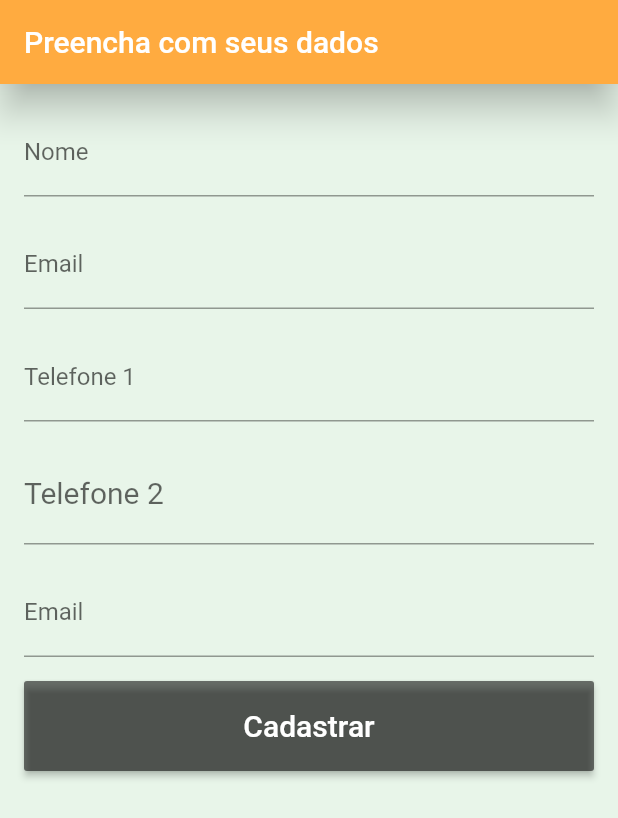
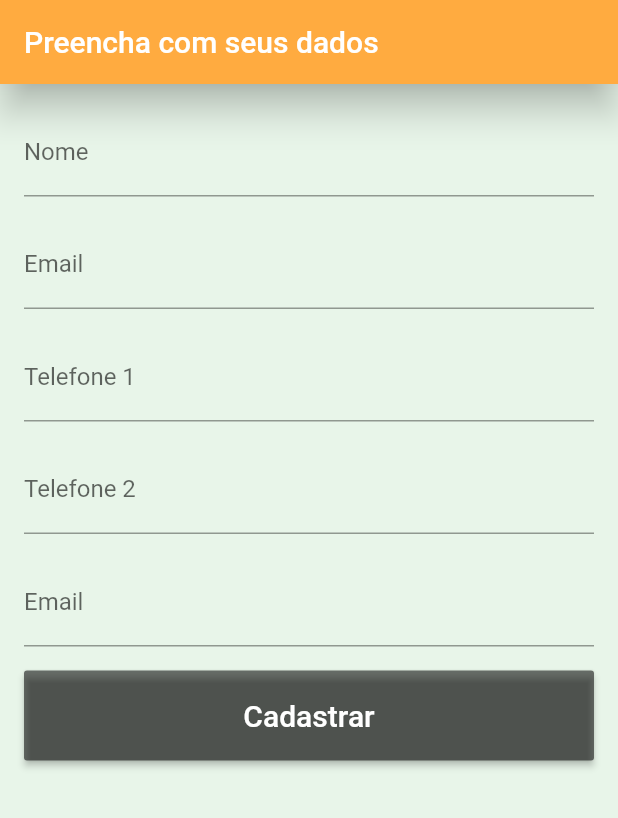
Before and after one commit to CristianBCandia/app-indicar, a Flutter app: the screen it shows after launch, on a phone screen of 412 x 824 dp. Shown: the top 818 px of the screen. Run offline on Flutter 3.47's test engine with Material 2 defaults, Android fonts, the phone set to English and light mode, and no system bars.

Commit message:
user register updated

```diff
--- a/app_indicar/lib/components/user_register.dart
+++ b/app_indicar/lib/components/user_register.dart
@@ -48,7 +48,6 @@ class UserRegister extends StatelessWidget {
               Padding(
                 padding: const EdgeInsets.only(top: 16.0),
                 child: TextFormField(
-                    style: TextStyle(fontSize: 20, color: Colors.white),
                     controller: _controllerOtherPhone,
                     decoration: InputDecoration(
                       labelText: 'Telefone 2',
```
